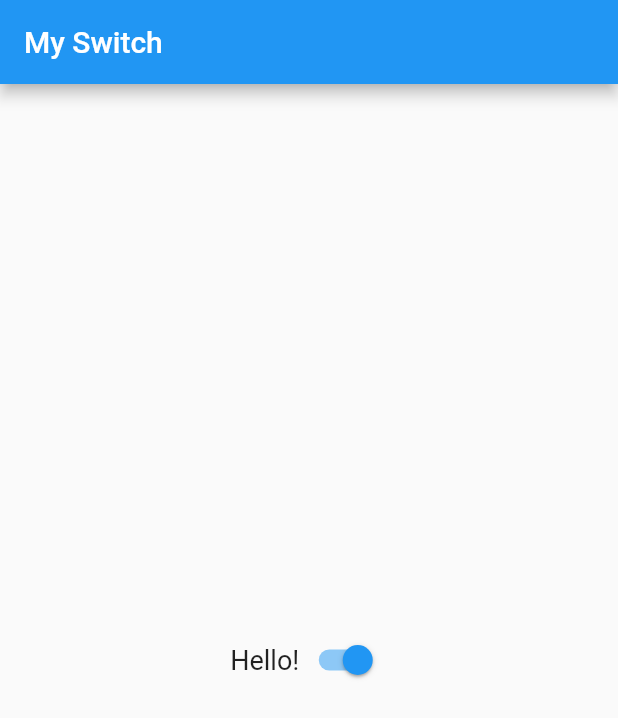
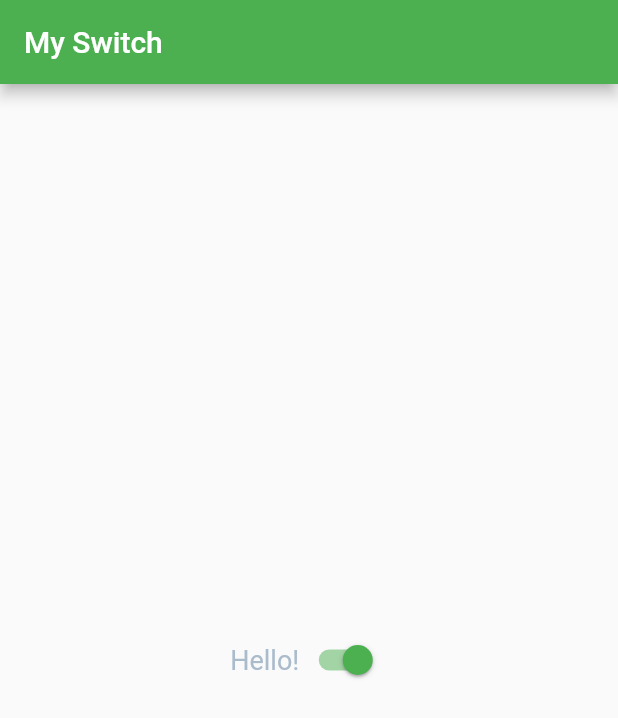
Before and after one commit to nam2210/flutter_responsive, a Flutter app: the screen it shows after launch, on a phone screen of 412 x 824 dp. Shown: the top 718 px of the screen. Run offline on Flutter 3.47's test engine with Material 2 defaults, Android fonts, the phone set to English and light mode, and no system bars.

Commit message:
[DEV] understanding colors

```diff
--- a/lib/main.dart
+++ b/lib/main.dart
@@ -1,5 +1,11 @@
 import 'package:flutter/material.dart';
 import 'package:flutter/cupertino.dart';
+
+//final Color backgroundColor = Color(0xFFAABBCC);
+//final Color backgroundColor1 = Color.fromARGB(0xFF, 0x42, 0xA5, 0xF5);
+final backgroundColor = Color(0xFFAABBCC);
+final backgroundColor1 = Color.fromARGB(0xFF, 0x42, 0xA5, 0xF5);
+final bgColor2 = Color.fromARGB(255, 20, 20, 0);
 
 void main() => runApp(MyApp());
 
@@ -20,7 +26,7 @@ class MyApp extends StatelessWidget {
         // or simply save your changes to "hot reload" in a Flutter IDE).
         // Notice that the counter didn't reset back to zero; the application
         // is not restarted.
-        primarySwatch: Colors.blue,
+        primarySwatch: Colors.green,
       ),
       home: MySwitch("My Switch"),
     );
@@ -45,7 +51,7 @@ class MySwitch extends StatelessWidget{
           children: <Widget>[
             Text(
               'Hello!',
-              style: TextStyle(fontSize: 18.0),
+              style: TextStyle(fontSize: 18.0, color: backgroundColor),
             ),
             Theme.of(context).platform == TargetPlatform.iOS
             ? CupertinoSwitch(
```
